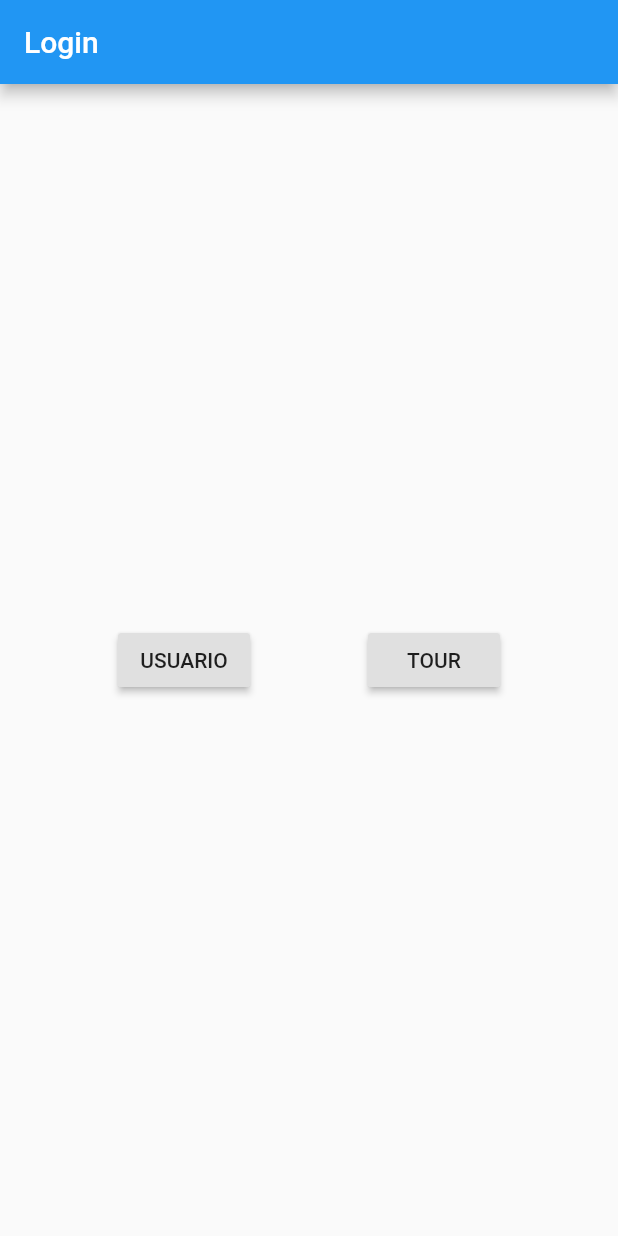
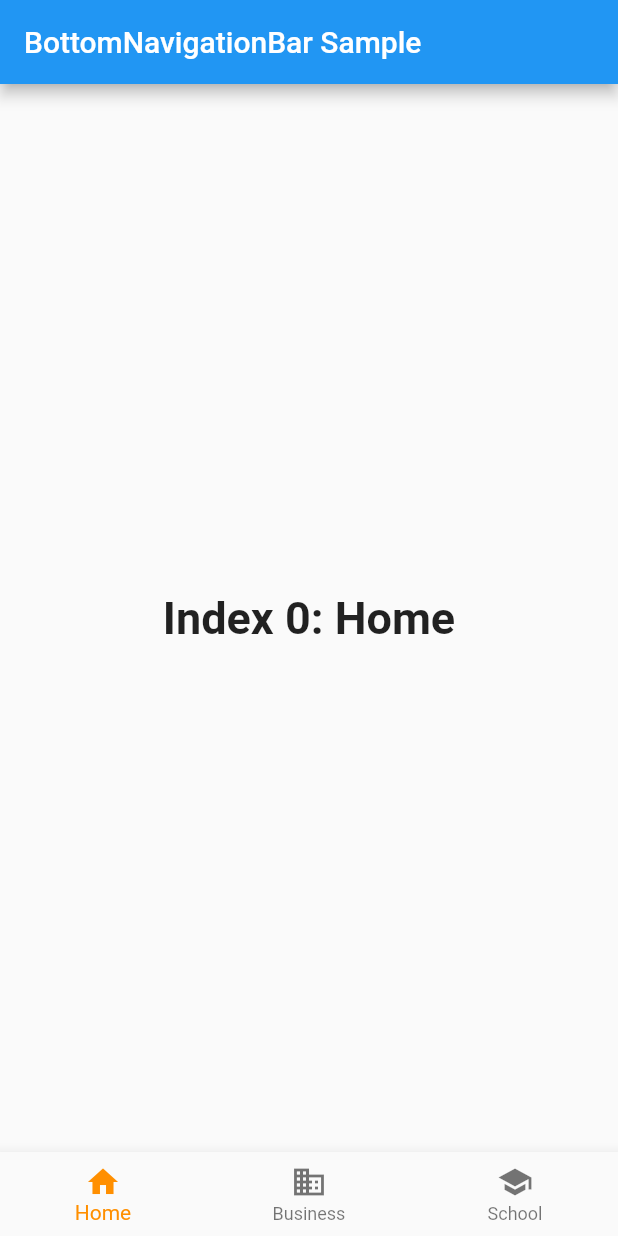
Before and after one commit to IsaacDdR/LatirMexico-v2, a Flutter app: the screen it shows after launch, on a phone screen of 412 x 824 dp. Run offline on Flutter 3.47's test engine with Material 2 defaults, Android fonts, the phone set to English and light mode, and no system bars.

Commit message:
Remodeled bar

```diff
--- a/lib/main.dart
+++ b/lib/main.dart
@@ -1,204 +1,91 @@
+// Flutter code sample for
+
+// This example shows a [BottomNavigationBar] as it is used within a [Scaffold]
+// widget. The [BottomNavigationBar] has three [BottomNavigationBarItem]
+// widgets and the [currentIndex] is set to index 0. The selected item is
+// amber. The `_onItemTapped` function changes the selected item's index
+// and displays a corresponding message in the center of the [Scaffold].
+//
+// ![A scaffold with a bottom navigation bar containing three bottom navigation
+// bar items. The first one is selected.](https://flutter.github.io/assets-for-api-docs/assets/material/bottom_navigation_bar.png)
+
 import 'package:flutter/material.dart';
 
+void main() => runApp(MyApp());
 
+/// This Widget is the main application widget.
+class MyApp extends StatelessWidget {
+  static const String _title = 'Flutter Code Sample';
 
-void main() {
-  runApp(MaterialApp(
-    title: 'Named Routes Demo',
-    // Start the app with the "/" named route. In this case, the app starts
-    // on the FirstScreen widget.
-    initialRoute: '/',
-    routes: {
-      // When navigating to the "/" route, build the FirstScreen widget.
-      '/': (context) => FirstScreen(),
-      // When navigating to the "/second" route, build the SecondScreen widget.
-      '/usuario': (context) => TabScreen(),
-
-      '/tours': (context) => ToursScreen(),
-
-      '/calendario':(context) => CalendarScreen(),
-    },
-  ));
-}
-
-class TabScreen extends StatelessWidget {
   @override
   Widget build(BuildContext context) {
     return MaterialApp(
-      home: DefaultTabController(
-        length: 3,
-        child: Scaffold(
-          appBar: AppBar(
-            bottom: TabBar(
-              tabs: [
-                Tab(icon: Icon(Icons.directions_bus)),
-                Tab(icon: Icon(Icons.fastfood)),
-                Tab(icon: Icon(Icons.calendar_today)),
-              ],
-            ),
-            title: Text("¿A dónde?"),
-          ),
-          body: TabBarView(
-            children: <Widget> [
-              Container(
-                child: Column(
-                  children: <Widget> [
-                    Row(
-                      mainAxisAlignment:MainAxisAlignment.center,
-                      children: <Widget> [
-
-                      ],
-                    ),
-                    ListTile(
-
-                      title: Text("Tour 1"),
-                    ),
-                    ListTile(
-                      title: Text("Tour 2"),
-                    ),
-                    ListTile(
-                      title: Text("Tour 3"),
-                    ),
-                  ],
-                ),
-              ),
-              Container(
-                child: Column(
-                  children: <Widget> [
-                    ListTile(
-                      title: Text("Usuario"),
-                    ),
-                  ],
-                ),
-              ),
-              ListTile(
-                title: Text("Calendario"),
-              ),
-
-            ],
-          ),
-        ),
-
-      ),
-
+      title: _title,
+      home: MyStatefulWidget(),
     );
   }
 }
 
-class FirstScreen extends StatelessWidget {
+class MyStatefulWidget extends StatefulWidget {
+  MyStatefulWidget({Key key}) : super(key: key);
+
+  @override
+  _MyStatefulWidgetState createState() => _MyStatefulWidgetState();
+}
+
+class _MyStatefulWidgetState extends State<MyStatefulWidget> {
+  int _selectedIndex = 0;
+  static const TextStyle optionStyle =
+      TextStyle(fontSize: 30, fontWeight: FontWeight.bold);
+  static const List<Widget> _widgetOptions = <Widget>[
+    Text(
+      'Index 0: Home',
+      style: optionStyle,
+    ),
+    Text(
+      'Index 1: Business',
+      style: optionStyle,
+    ),
+    Text(
+      'Index 2: School',
+      style: optionStyle,
+    ),
+  ];
+
+  void _onItemTapped(int index) {
+    setState(() {
+      _selectedIndex = index;
+    });
+  }
+
   @override
   Widget build(BuildContext context) {
     return Scaffold(
       appBar: AppBar(
-
-        title: Text('Login'),
+        title: const Text('BottomNavigationBar Sample'),
       ),
       body: Center(
-        child: Row(
-          mainAxisAlignment: MainAxisAlignment.spaceEvenly,
-          children: <Widget>[
-            RaisedButton(
-                padding: EdgeInsets.symmetric(horizontal: 8.0),
-                onPressed: () {
-                  Navigator.pushNamed(context, '/usuario');
-                },
-                child: Text("USUARIO")
-            ),
-            RaisedButton(
-              padding: EdgeInsets.symmetric(horizontal: 8.0),
-              onPressed: () {
-                Navigator.pushNamed(context, '/tours');
-              },
-              child: Text("TOUR"),
-            ),
-          ],
-        ),
+        child: _widgetOptions.elementAt(_selectedIndex),
+      ),
+      bottomNavigationBar: BottomNavigationBar(
+        items: const <BottomNavigationBarItem>[
+          BottomNavigationBarItem(
+            icon: Icon(Icons.home),
+            title: Text('Home'),
+          ),
+          BottomNavigationBarItem(
+            icon: Icon(Icons.business),
+            title: Text('Business'),
+          ),
+          BottomNavigationBarItem(
+            icon: Icon(Icons.school),
+            title: Text('School'),
+          ),
+        ],
+        currentIndex: _selectedIndex,
+        selectedItemColor: Colors.amber[800],
+        onTap: _onItemTapped,
       ),
     );
   }
 }
-class UsuarioScreen extends StatelessWidget {
-  @override
-  Widget build(BuildContext context) {
-    return Scaffold(
-      appBar: AppBar(
-        title: Text("Usuario Screen"),
-      ),
-      body: Center(
-        child: Column(
-          mainAxisAlignment: MainAxisAlignment.center,
-          children: <Widget> [
-            RaisedButton(
-              onPressed: () {
-                Navigator.pushNamed(context, '/calendar');
-              },
-              child: Text("CALENDARIO"),
-            ),
-            RaisedButton(
-              onPressed: () {
-                Navigator.pushNamed(context, '/restaurantes');
-              },
-              child: Text("RESTAURANTES"),
-            ),
-            RaisedButton(
-              onPressed: () {
-                Navigator.pushNamed(context, '/tours');
-              },
-              child: Text("TOURS"),
-            ),
-          ],
-        ),
-      ),
-    );
-  }
-}
-
-class CalendarScreen extends StatelessWidget {
-  @override
-  Widget build(BuildContext context) {
-    return Scaffold(
-      appBar: AppBar(
-        title: Text("Calendar"),
-      ),
-      body: Center(
-        child: Row(
-          children: <Widget> [
-            RaisedButton(
-              onPressed: () {
-
-              },
-
-            ),
-          ],
-        ),
-
-      ),
-    );
-  }
-}
-
-class ToursScreen extends StatelessWidget {
-  @override
-  Widget build(BuildContext context) {
-    return Scaffold(
-      appBar: AppBar(
-        title: Text("Tours"),
-      ),
-      body: ListView(
-        children: <Widget>[
-          ListTile(
-            leading: Icon(Icons.photo_album),
-            title: Text("Tour 1"),
-            onTap: () {
-            },
-          ),
-          ListTile(
-            leading: Icon(Icons.photo_album),
-            title: Text("Tour 2"),
-          ),
-        ],
-
-      ),
-    );
-  }
-}
```
